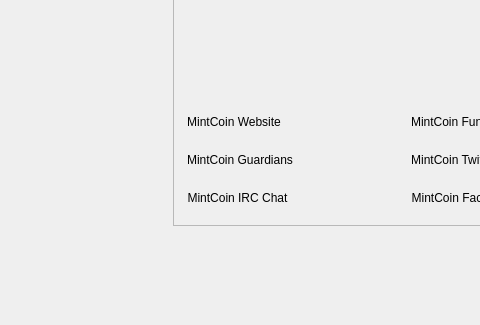
Before: the Qt Designer form src/qt/forms/overviewpage.ui in Fuzzbawls/Mintcoin-Desktop-Wallet, drawn with Qt 5; both pictures show x 298 to 778 and y 225 to 550 of the 945 by 550 pixel window.
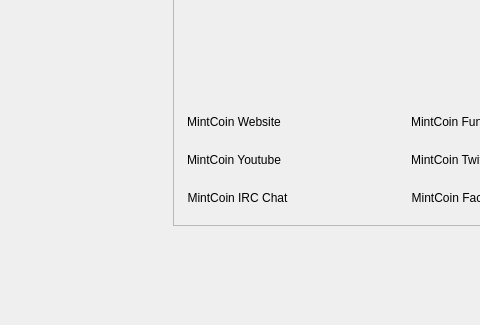
After: the same form once the commit is applied. Icons and pictures are not drawn.

Commit message: Qt: Stylesheet/form for new icons

Patch:
```diff
--- a/src/qt/forms/overviewpage.ui
+++ b/src/qt/forms/overviewpage.ui
@@ -387,7 +387,7 @@
            <string notr="true"/>
           </property>
           <property name="text">
-           <string>MintCoin Guardians</string>
+           <string>MintCoin Youtube</string>
           </property>
           <property name="icon">
            <iconset resource="../bitcoin.qrc">
```
Left out of the diff: 10 changed lines with no effect on the pictures. The commit also changes 2 other files.
